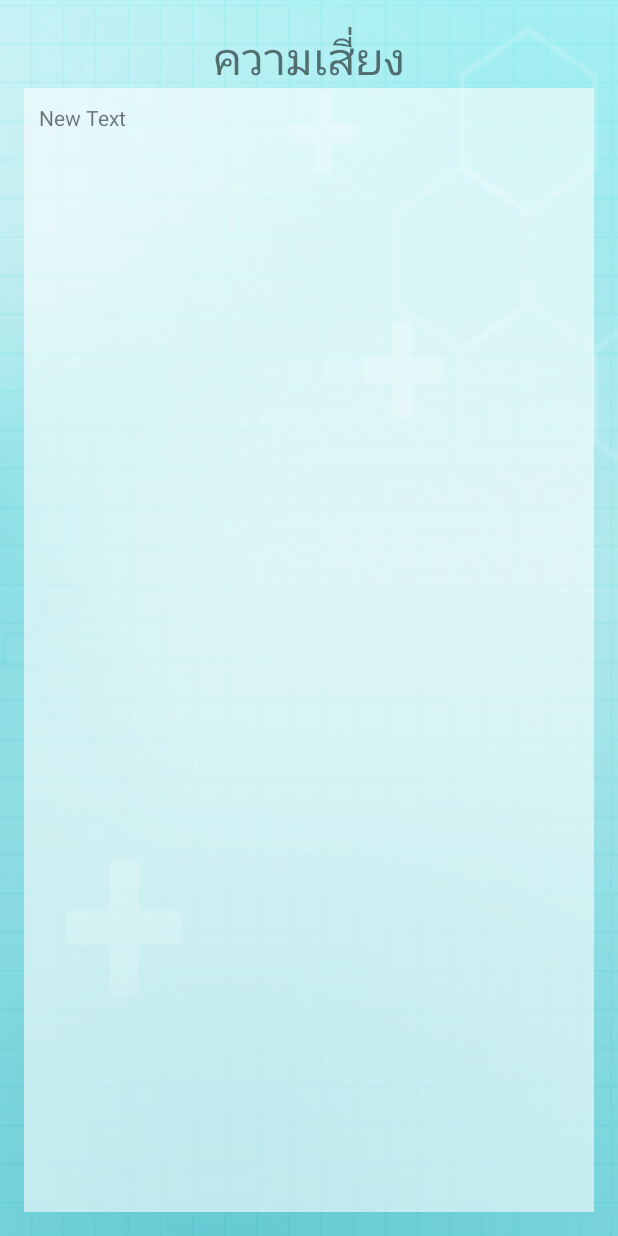
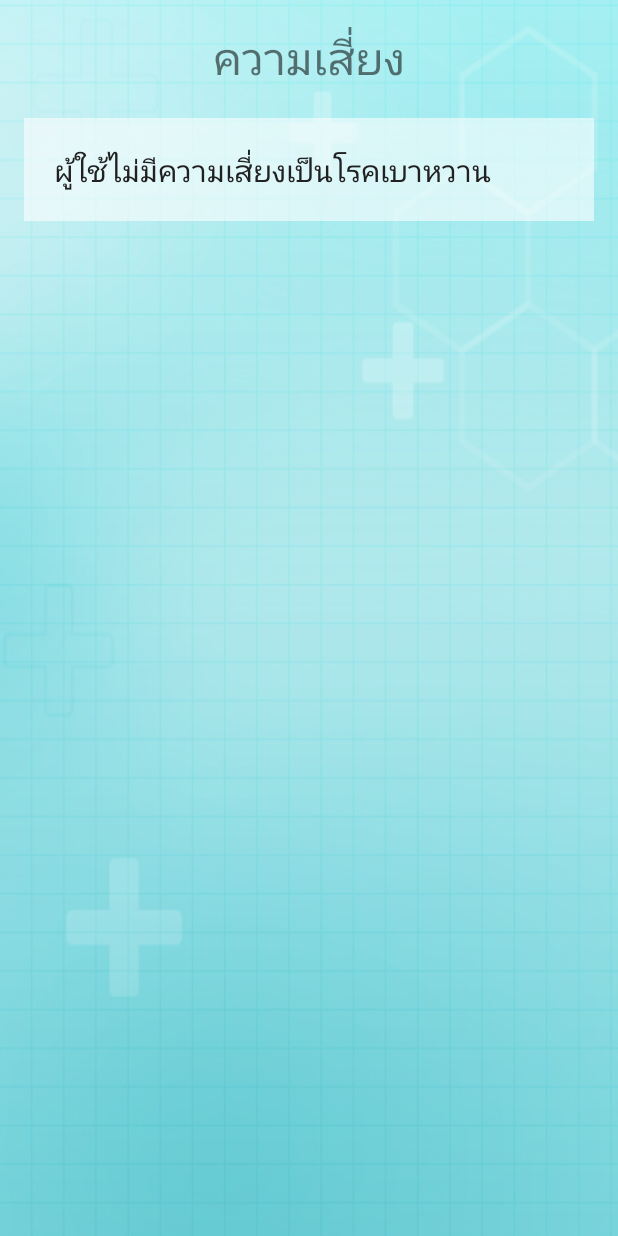
Before and after one commit to superPradit/HealthRecord, an Android app: the ResultOfSection12 screen opened directly, with no data from a screen before it, on a phone screen of 412 x 824 dp. Run offline under Robolectric (Android 15) with nearby library versions, the phone set to English and light mode, and no system bars.

Commit message:
ประเมินความเสี่ยงในช่วงเวลานั้น finish

```diff
--- a/app/src/main/java/appbsru/supergolf/healthrecord/ResultOfSection11.java
+++ b/app/src/main/java/appbsru/supergolf/healthrecord/ResultOfSection11.java
@@ -111,7 +111,7 @@ public class ResultOfSection11 extends AppCompatActivity {
 
     private void showLog() {
 
-        String tag = "Result";
+        String tag = "Result11";
         Log.d(tag, "indexDouble = " + indexMassADouble);
         Log.d(tag, "indexAnInt = " + indexMassAnInt);
         Log.d(tag, "indexWidth = " + widthAnInt);
--- a/app/src/main/java/appbsru/supergolf/healthrecord/ResultOfSection12.java
+++ b/app/src/main/java/appbsru/supergolf/healthrecord/ResultOfSection12.java
@@ -1,21 +1,115 @@
 package appbsru.supergolf.healthrecord;
 
+import android.content.Intent;
 import android.support.v7.app.AppCompatActivity;
 import android.os.Bundle;
+import android.util.Log;
 import android.widget.EditText;
+import android.widget.TextView;
 
 public class ResultOfSection12 extends AppCompatActivity {
 
     //Explicit
-
+    private int ageAnInt, pressureAnInt, riskScoreAnInt, bmiAnInt, riskScoreAnInt2;
+    private Double weightADouble, heightADouble, bmiADouble;
+    private TextView result12TextView;
 
     @Override
     protected void onCreate(Bundle savedInstanceState) {
         super.onCreate(savedInstanceState);
         setContentView(R.layout.activity_result_of_section12);
 
+        //bind widget
+        bindwidget();
 
+        //Receive Value Intent
+        receiveValueFormIntent();
+
+        //riskScore
+        riskScoreAnInt = riskScore1();
+
+        //BMI
+        bmiADouble = resultBMI();
+
+        //BMI Int
+        bmiAnInt = resultBMIInt();
+
+        //riskScore
+        riskScoreAnInt2 = riskScore2();
+
+        //showTxt
+        showResult12Text();
+
+        //showLog
+        showLog();
 
     } //Main Method
 
+    private int riskScore2() {
+        int intriskScore2;
+        intriskScore2 = riskScoreAnInt + bmiAnInt;
+        return intriskScore2;
+    }
+
+    private void showResult12Text() {
+        if (riskScoreAnInt2 < 240) {
+            result12TextView.setText("ผู้ใช้ไม่มีความเสี่ยงเป็นโรคเบาหวาน");
+        } else {
+            result12TextView.setText("ผู้ใช้มีความเสี่ยงเป็นโรคเบาหวานสูง\nควรพบแพทย์ตรวจวัดอย่างละเอียด");
+        }
+
+    } //showResult12Text
+
+    private int resultBMIInt() {
+        int intResultBMIInt = 0;
+        intResultBMIInt = Integer.valueOf(bmiADouble.intValue());
+        return intResultBMIInt;
+    }
+
+
+    private Double resultBMI() {
+        Double DoubleResultBMI = 0.0;
+        DoubleResultBMI = 5.0 * (weightADouble / Math.pow(heightADouble, 2));
+        return DoubleResultBMI;
+    } //resultBMI
+
+    private int riskScore1() {
+        int intRiskScore = 0;
+
+        intRiskScore = (3 * ageAnInt)+(50 * pressureAnInt);
+
+        return intRiskScore;
+
+    } //riskScoreHealth
+
+
+    private void showLog() {
+
+        String tag = "result12";
+        Log.d(tag, "age = " + ageAnInt);
+        Log.d(tag, "height = " + heightADouble);
+        Log.d(tag, "weight = " + weightADouble);
+        Log.d(tag, "pressure = " + pressureAnInt);
+        Log.d(tag, "BMIADouble = " + bmiADouble);
+        Log.d(tag, "BMIAnInt = " + bmiAnInt);
+        Log.d(tag, "RiskScore1 = " + riskScoreAnInt);
+        Log.d(tag, "RiskScore2 = " + riskScoreAnInt2);
+
+    }
+
+    private void receiveValueFormIntent() {
+
+        ageAnInt = getIntent().getIntExtra("Age", 0);
+        weightADouble = getIntent().getDoubleExtra("Weight", 0);
+        heightADouble = getIntent().getDoubleExtra("Height", 0);
+        pressureAnInt = getIntent().getIntExtra("Pressure", 0);
+
+    } //receiveValueFormIntent
+
+    private void bindwidget() {
+
+        result12TextView = (TextView) findViewById(R.id.txtSection12);
+
+    }
+
 } //Main Class
--- a/app/src/main/java/appbsru/supergolf/healthrecord/Section12Activity.java
+++ b/app/src/main/java/appbsru/supergolf/healthrecord/Section12Activity.java
@@ -90,7 +90,7 @@ public class Section12Activity extends AppCompatActivity {
         objIntent.putExtra("Height", heightADouble);
         objIntent.putExtra("Weight", weightADouble);
         objIntent.putExtra("Pressure", pressureAnInt);
-
+        startActivity(objIntent);
     }
 
     private void bindwidget() {
--- a/app/src/main/res/layout/activity_result_of_section11.xml
+++ b/app/src/main/res/layout/activity_result_of_section11.xml
@@ -42,7 +42,7 @@
                 android:id="@+id/txtShowRisk"
                 android:textSize="@dimen/h1"
                 android:layout_weight="1"
-                android:textColor="@color/text" />
+                android:textColor="@color/primary_material_dark" />
         </LinearLayout>
 
         <TextView
--- a/app/src/main/res/layout/activity_result_of_section12.xml
+++ b/app/src/main/res/layout/activity_result_of_section12.xml
@@ -18,7 +18,8 @@
         <LinearLayout
             android:orientation="horizontal"
             android:layout_width="match_parent"
-            android:layout_height="wrap_content">
+            android:layout_height="wrap_content"
+            android:layout_marginBottom="20dp">
 
             <TextView
                 android:layout_width="match_parent"
@@ -32,15 +33,17 @@
         <LinearLayout
             android:orientation="horizontal"
             android:layout_width="match_parent"
-            android:layout_height="match_parent"
+            android:layout_height="wrap_content"
             android:background="#96ffffff">
 
             <TextView
                 android:layout_width="match_parent"
-                android:layout_height="match_parent"
+                android:layout_height="wrap_content"
                 android:text="New Text"
-                android:id="@+id/textView23"
-                android:layout_margin="10dp" />
+                android:id="@+id/txtSection12"
+                android:layout_margin="20dp"
+                android:textColor="@color/primary_material_dark"
+                android:textSize="@dimen/h2" />
         </LinearLayout>
     </LinearLayout>
 </RelativeLayout>
```
